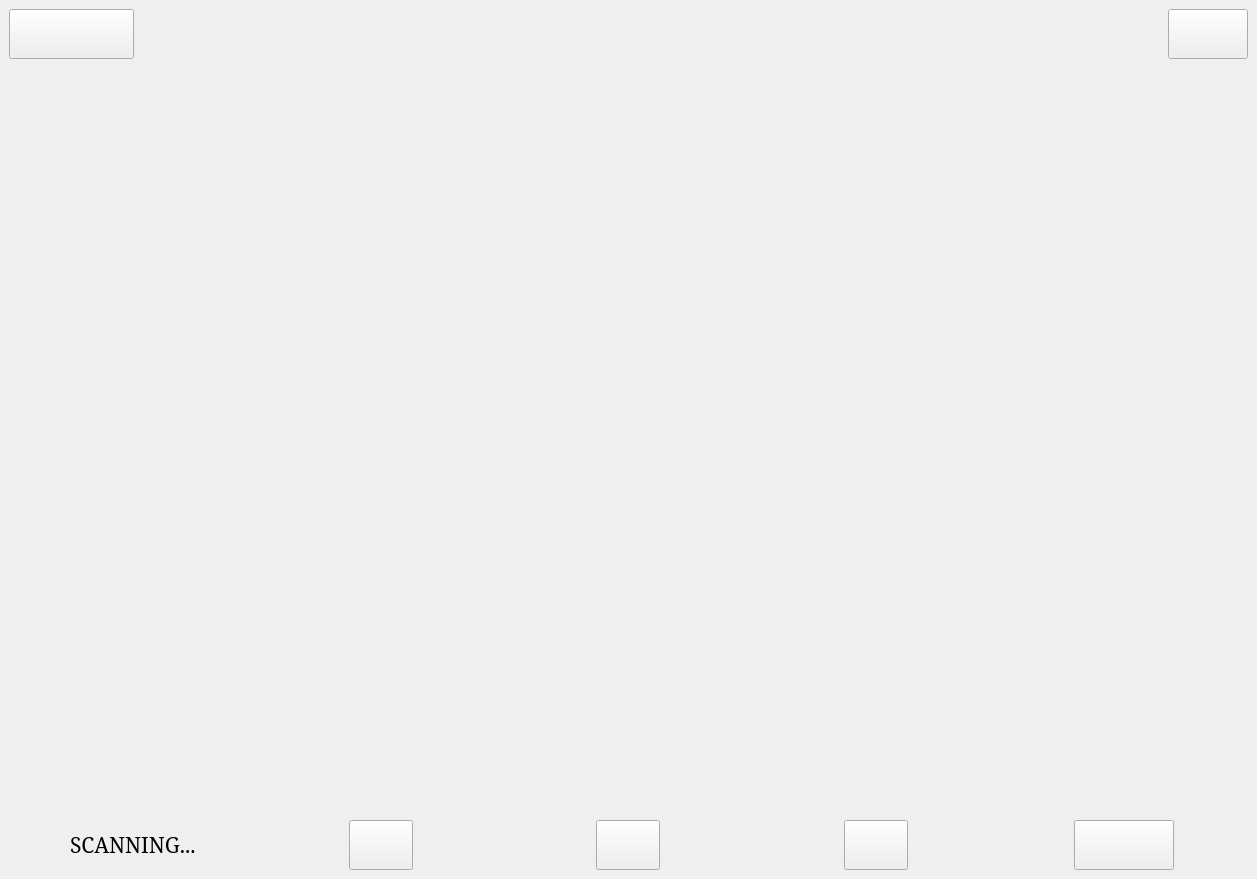
This is src/HorusNew.ui in ufukpalpas/Horus as Qt 5 draws it before an edit. The edited form follows.
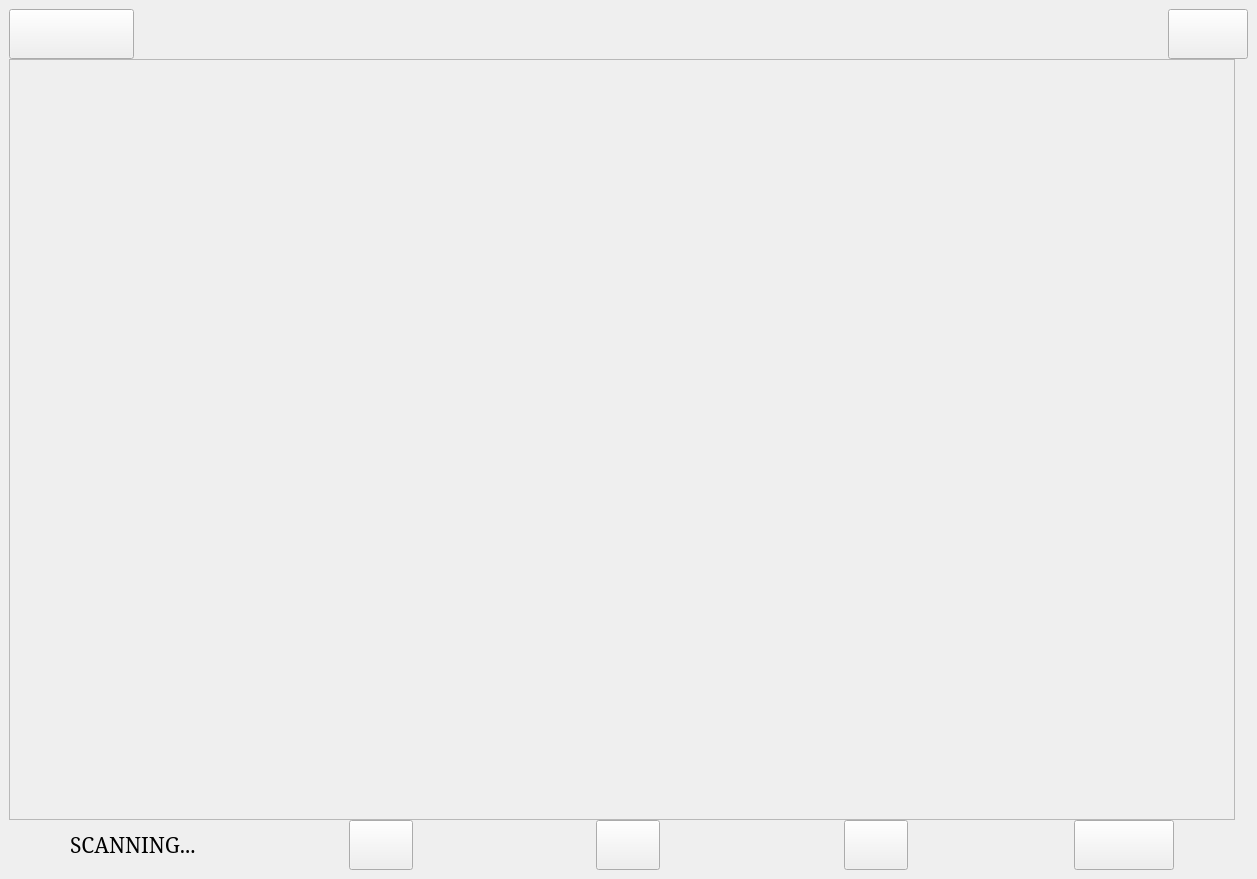
This is the edited form. Icons and pictures are not drawn.

Commit message: Screen capture pause button handled

```diff
--- a/src/HorusNew.ui
+++ b/src/HorusNew.ui
@@ -470,7 +470,7 @@
           <property name="lineWidth">
            <number>0</number>
           </property>
-          <layout class="QVBoxLayout" name="screenlayout">
+          <layout class="QHBoxLayout" name="horizontalLayout_5">
            <property name="spacing">
             <number>0</number>
            </property>
@@ -486,7 +486,36 @@
            <property name="bottomMargin">
             <number>0</number>
            </property>
-           <item alignment="Qt::AlignRight|Qt::AlignVCenter">
+           <item>
+            <widget class="QFrame" name="p3_chart_frame1">
+             <property name="sizePolicy">
+              <sizepolicy hsizetype="Expanding" vsizetype="Expanding">
+               <horstretch>0</horstretch>
+               <verstretch>0</verstretch>
+              </sizepolicy>
+             </property>
+             <property name="minimumSize">
+              <size>
+               <width>200</width>
+               <height>400</height>
+              </size>
+             </property>
+             <property name="baseSize">
+              <size>
+               <width>200</width>
+               <height>500</height>
+              </size>
+             </property>
+             <property name="frameShape">
+              <enum>QFrame::StyledPanel</enum>
+             </property>
+             <property name="frameShadow">
+              <enum>QFrame::Raised</enum>
+             </property>
+             <layout class="QVBoxLayout" name="verticalLayout_12"/>
+            </widget>
+           </item>
+           <item alignment="Qt::AlignRight">
             <widget class="QLabel" name="p3_screen_label">
              <property name="sizePolicy">
               <sizepolicy hsizetype="MinimumExpanding" vsizetype="Expanding">
```
Left out of the diff: 2 changed lines with no effect on the pictures. The commit also changes 2 other files.
